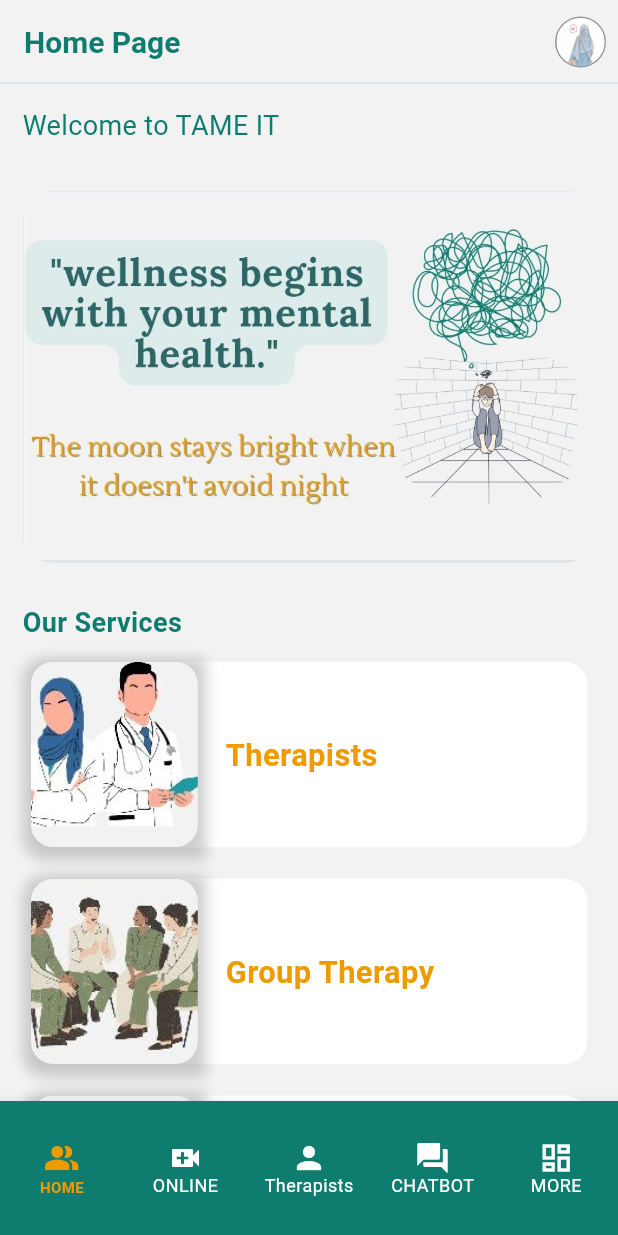
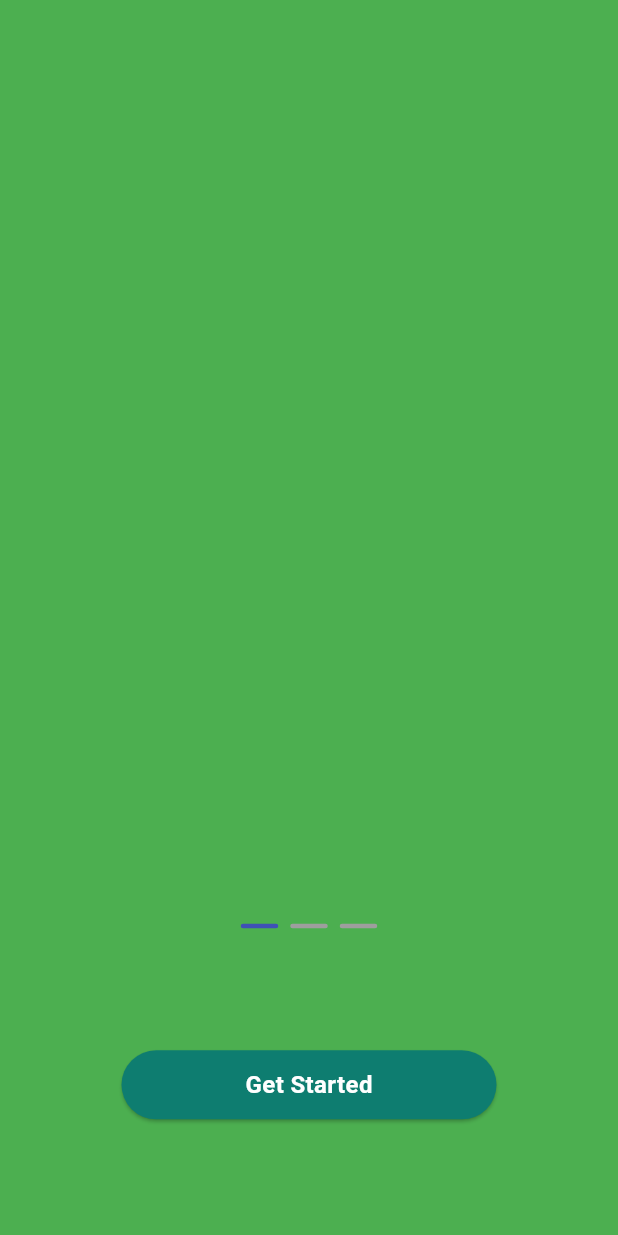
Before and after one commit to RokayaFawzy/tameit, a Flutter app: the screen it shows after launch, on a phone screen of 412 x 824 dp. Run offline on Flutter 3.47's test engine with Material 3 defaults, Android fonts, the phone set to English and light mode, and no system bars; drawn by our look-alikes of smooth_page_indicator; our stand-ins replace flutter_feather_icons, flutter_rating_bar, google_fonts, intl_phone_field, shared_preferences; missing offline and left inert: flutter_verification_code.

Commit message:
Intro pages Part1

```diff
--- /dev/null
+++ b/tame_it/lib/Screens/beging_screens/Carousel_Slider .dart
@@ -0,0 +1,67 @@
+import 'package:flutter/material.dart';
+import 'package:flutter/widgets.dart';
+import 'package:smooth_page_indicator/smooth_page_indicator.dart';
+import 'package:tame_it/Screens/beging_screens/intro_Page/intro_page1.dart';
+import 'package:tame_it/Screens/beging_screens/intro_Page/intro_page3.dart';
+import 'package:tame_it/values/values.dart';
+import 'package:tame_it/widgets/custom_button.dart';
+
+import 'intro_Page/intro_page2.dart';
+
+class OnBoardingScreen extends StatefulWidget {
+  const OnBoardingScreen({super.key});
+
+  @override
+  State<OnBoardingScreen> createState() => _OnBoardingScreenState();
+}
+
+class _OnBoardingScreenState extends State<OnBoardingScreen> {
+  PageController _controller = PageController();
+  @override
+  Widget build(BuildContext context) {
+    var widthOfScreen = MediaQuery.of(context).size.width;
+    ThemeData theme = Theme.of(context);
+    return Scaffold(
+      body: Stack(
+        children: [
+          PageView(
+            controller: _controller,
+            children: [
+              IntPage1(),
+              IntPage2(),
+              IntPage3(),
+            ],
+          ),
+          Container(
+            alignment: Alignment(0, 0.5),
+            child: SmoothPageIndicator(
+                controller: _controller,
+                count: 3,
+                effect: JumpingDotEffect(
+                    jumpScale: 0.2,
+                    verticalOffset: 0.1,
+                    dotWidth: 25,
+                    dotHeight: 3)),
+          ),
+          Align(
+            alignment: Alignment(0, 0.8),
+            child: Container(
+              width: 250,
+              height: 46,
+              child: CustomButton(
+                title: 'Get Started',
+                color: AppColors.deepsea,
+                textStyle: theme.textTheme.bodyMedium?.copyWith(
+                  color: AppColors.white,
+                  fontSize: Sizes.TEXT_SIZE_16,
+                  fontWeight: FontWeight.w600,
+                ),
+                onPressed: () {},
+              ),
+            ),
+          ),
+        ],
+      ),
+    );
+  }
+}
--- /dev/null
+++ b/tame_it/lib/Screens/beging_screens/intro_Page/intro_page1.dart
@@ -0,0 +1,17 @@
+import 'package:flutter/material.dart';
+
+class IntPage1 extends StatefulWidget {
+  const IntPage1({super.key});
+
+  @override
+  State<IntPage1> createState() => _IntPage1State();
+}
+
+class _IntPage1State extends State<IntPage1> {
+  @override
+  Widget build(BuildContext context) {
+    return Container(
+      color: Colors.green,
+    );
+  }
+}
--- /dev/null
+++ b/tame_it/lib/Screens/beging_screens/intro_Page/intro_page2.dart
@@ -0,0 +1,17 @@
+import 'package:flutter/material.dart';
+
+class IntPage2 extends StatefulWidget {
+  const IntPage2({super.key});
+
+  @override
+  State<IntPage2> createState() => _IntPage2State();
+}
+
+class _IntPage2State extends State<IntPage2> {
+  @override
+  Widget build(BuildContext context) {
+    return Container(
+      color: Colors.blue,
+    );
+  }
+}
--- /dev/null
+++ b/tame_it/lib/Screens/beging_screens/intro_Page/intro_page3.dart
@@ -0,0 +1,16 @@
+import 'package:flutter/material.dart';
+
+class IntPage3 extends StatefulWidget {
+  const IntPage3({super.key});
+
+  @override
+  State<IntPage3> createState() => _IntPage3State();
+}
+
+class _IntPage3State extends State<IntPage3> {
+  @override
+  Widget build(BuildContext context) {
+ return Container(
+      color: Colors.amber,
+    );  }
+}
--- a/tame_it/lib/main.dart
+++ b/tame_it/lib/main.dart
@@ -1,6 +1,7 @@
 import 'package:flutter/material.dart';
 import 'package:tame_it/Screens/Login.dart';
 import 'package:tame_it/Screens/Testings/testings.dart';
+import 'package:tame_it/Screens/beging_screens/Carousel_Slider%20.dart';
 import 'package:tame_it/Screens/beging_screens/splash_screen.dart';
 import 'package:tame_it/Screens/navbar_Root_Screens/branch_Screens/chat_doctor.dart';
 import 'package:tame_it/Screens/navbar_Root_Screens/branch_Screens/doctor_details.dart';
@@ -35,7 +36,8 @@ class TameIt extends StatelessWidget {
           // ChatDoctorPage(),
           // Login(),
           // SplashScreen(),
-          NavBarRoot(),
+          OnBoardingScreen(),
+      // NavBarRoot(),
       routes: {
         '/Login': (context) => Login(),
         '/SignUp': (context) => SignUp(),
--- a/tame_it/pubspec.yaml
+++ b/tame_it/pubspec.yaml
@@ -46,6 +46,7 @@ dependencies:
   flutter_rating_bar: ^4.0.1
   material_design_icons_flutter: ^7.0.7296
   material_color_utilities: ^0.8.0
+  smooth_page_indicator: ^1.1.0
   # flutter_flushbar: ^0.0.2
 
 dev_dependencies:
```
Also changed, not shown: tame_it/pubspec.lock.
